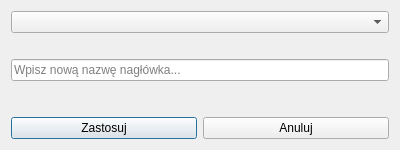
This is ui/ModifyData/change-headers.ui in OskarLewandowski/dex-data-experience as Qt 5 draws it before an edit. The edited form follows.
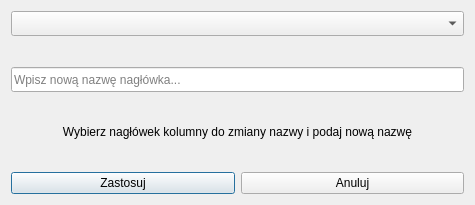
This is the edited form.

The edit to the form file:
```diff
--- a/ui/ModifyData/change-headers.ui
+++ b/ui/ModifyData/change-headers.ui
@@ -9,14 +9,14 @@
    <rect>
     <x>0</x>
     <y>0</y>
-    <width>400</width>
-    <height>150</height>
+    <width>475</width>
+    <height>205</height>
    </rect>
   </property>
   <property name="minimumSize">
    <size>
-    <width>400</width>
-    <height>150</height>
+    <width>475</width>
+    <height>205</height>
    </size>
   </property>
   <property name="windowTitle">
@@ -27,6 +27,12 @@
     <layout class="QVBoxLayout" name="verticalLayout">
      <item>
       <widget class="QComboBox" name="comboBox_headers_list">
+       <property name="minimumSize">
+        <size>
+         <width>0</width>
+         <height>25</height>
+        </size>
+       </property>
        <property name="placeholderText">
         <string>Wybierz nagłówek do zmiany nazwy...</string>
        </property>
@@ -35,18 +41,27 @@
      <item>
       <spacer name="horizontalSpacer_2">
        <property name="orientation">
-        <enum>Qt::Horizontal</enum>
+        <enum>Qt::Vertical</enum>
+       </property>
+       <property name="sizeType">
+        <enum>QSizePolicy::Fixed</enum>
        </property>
        <property name="sizeHint" stdset="0">
         <size>
-         <width>40</width>
-         <height>20</height>
+         <width>5</width>
+         <height>25</height>
         </size>
        </property>
       </spacer>
      </item>
      <item>
       <widget class="QLineEdit" name="lineEdit_new_header_name">
+       <property name="minimumSize">
+        <size>
+         <width>0</width>
+         <height>25</height>
+        </size>
+       </property>
        <property name="placeholderText">
         <string>Wpisz nową nazwę nagłówka...</string>
        </property>
@@ -54,8 +69,14 @@
      </item>
      <item>
       <widget class="QLabel" name="label_info_text">
+       <property name="minimumSize">
+        <size>
+         <width>0</width>
+         <height>25</height>
+        </size>
+       </property>
        <property name="text">
-        <string/>
+        <string>Wybierz nagłówek kolumny do zmiany nazwy i podaj nową nazwę</string>
        </property>
        <property name="alignment">
         <set>Qt::AlignCenter</set>
```
